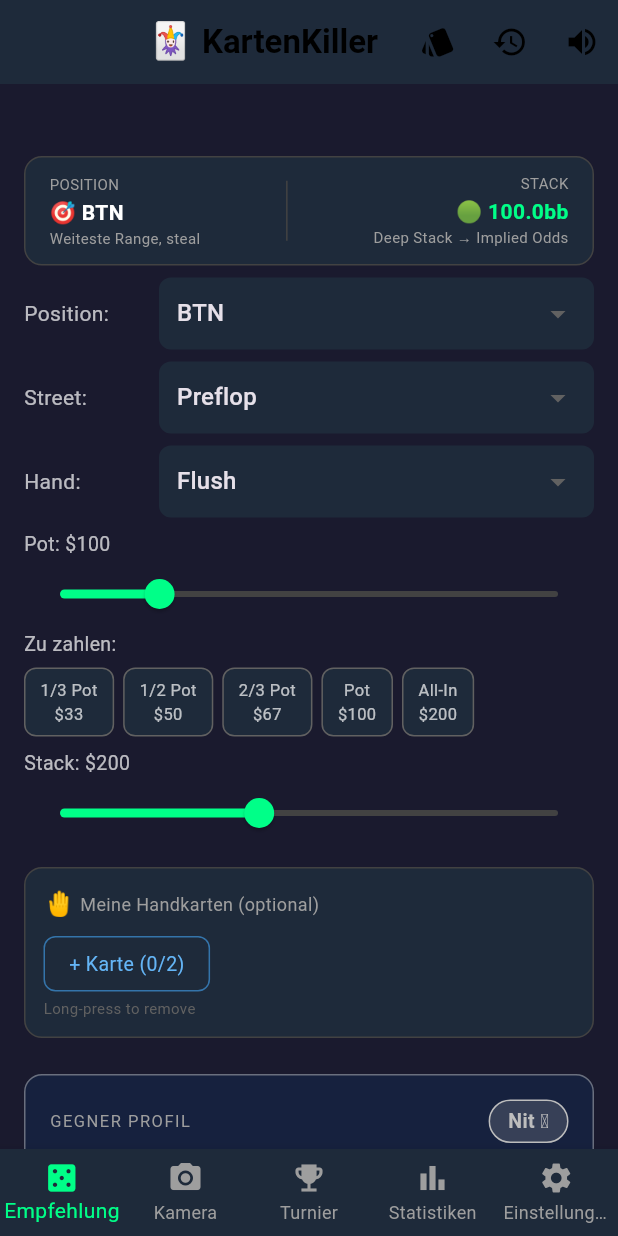
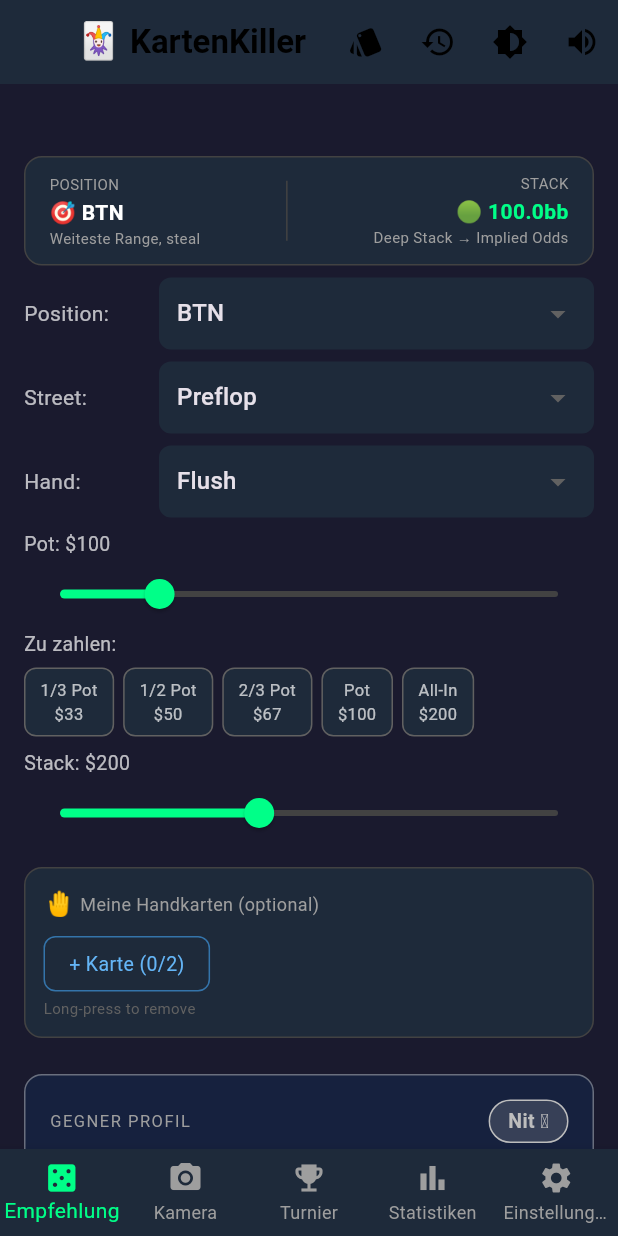
Before and after one commit to swissfrog/poker-killer, a Flutter app: the screen it shows after launch, on a phone screen of 412 x 824 dp. Run offline on Flutter 3.47's test engine with Material 3 defaults, Android fonts, the phone set to English and light mode, and no system bars; our stand-ins replace camera, flutter_tts, permission_handler, sensors_plus, shared_preferences; missing offline and left inert: tflite_flutter.

Commit message:
feat: real TTS voice output (de-DE) + Dark/Light mode toggle

```diff
--- a/poker_killer_app/lib/main.dart
+++ b/poker_killer_app/lib/main.dart
@@ -2,6 +2,7 @@ import 'package:flutter/material.dart';
 import 'package:flutter/services.dart';
 import 'dart:math';
 import 'package:sensors_plus/sensors_plus.dart';
+import 'package:flutter_tts/flutter_tts.dart';
 import 'package:shared_preferences/shared_preferences.dart';
 import 'dart:async';
 import 'opponent_model.dart';
@@ -29,15 +30,23 @@ void main() {
   runApp(const PokerKillerApp());
 }
 
-class PokerKillerApp extends StatelessWidget {
+class PokerKillerApp extends StatefulWidget {
   const PokerKillerApp({super.key});
+  @override
+  State<PokerKillerApp> createState() => _PokerKillerAppState();
+}
+
+class _PokerKillerAppState extends State<PokerKillerApp> {
+  ThemeMode _themeMode = ThemeMode.dark;
+  void toggleTheme() => setState(() => _themeMode = _themeMode == ThemeMode.dark ? ThemeMode.light : ThemeMode.dark);
 
   @override
   Widget build(BuildContext context) {
     return MaterialApp(
       title: AppConfig.appName,
       debugShowCheckedModeBanner: false,
-      theme: ThemeData.dark().copyWith(
+      themeMode: _themeMode,
+      darkTheme: ThemeData.dark().copyWith(
         scaffoldBackgroundColor: AppConfig.bgColor,
         primaryColor: AppConfig.primaryColor,
         colorScheme: ColorScheme.fromSwatch().copyWith(
@@ -52,6 +61,10 @@ class PokerKillerApp extends StatelessWidget {
           selectedItemColor: AppConfig.primaryColor,
           unselectedItemColor: Colors.grey,
         ),
+      ),
+      theme: ThemeData.light().copyWith(
+        primaryColor: AppConfig.primaryColor,
+        colorScheme: ColorScheme.fromSwatch().copyWith(secondary: AppConfig.primaryColor),
       ),
       home: const MainNavigator(),
     );
@@ -1292,8 +1305,14 @@ class _RecommenderPageState extends State<RecommenderPage> {
     );
   }
 
-  void _speak(String text) {
+  final FlutterTts _tts = FlutterTts();
+
+  Future<void> _speak(String text) async {
     HapticFeedback.mediumImpact();
+    if (!ttsEnabled) return;
+    await _tts.setLanguage('de-DE');
+    await _tts.setSpeechRate(0.9);
+    await _tts.speak(text);
   }
 
   @override
@@ -1327,6 +1346,14 @@ class _RecommenderPageState extends State<RecommenderPage> {
               context,
               MaterialPageRoute(builder: (_) => const HandHistoryScreen()),
             ),
+          ),
+          IconButton(
+            icon: const Icon(Icons.brightness_6),
+            tooltip: 'Dark/Light Mode',
+            onPressed: () {
+              final app = context.findAncestorStateOfType<_PokerKillerAppState>();
+              app?.toggleTheme();
+            },
           ),
           IconButton(
             icon: Icon(ttsEnabled ? Icons.volume_up : Icons.volume_off),
--- a/poker_killer_app/pubspec.yaml
+++ b/poker_killer_app/pubspec.yaml
@@ -11,6 +11,7 @@ dependencies:
     sdk: flutter
   cupertino_icons: ^1.0.2
   shared_preferences: ^2.2.2
+  flutter_tts: ^3.8.5
   sensors_plus: ^4.0.2
   vibration: ^1.8.4
 
```
